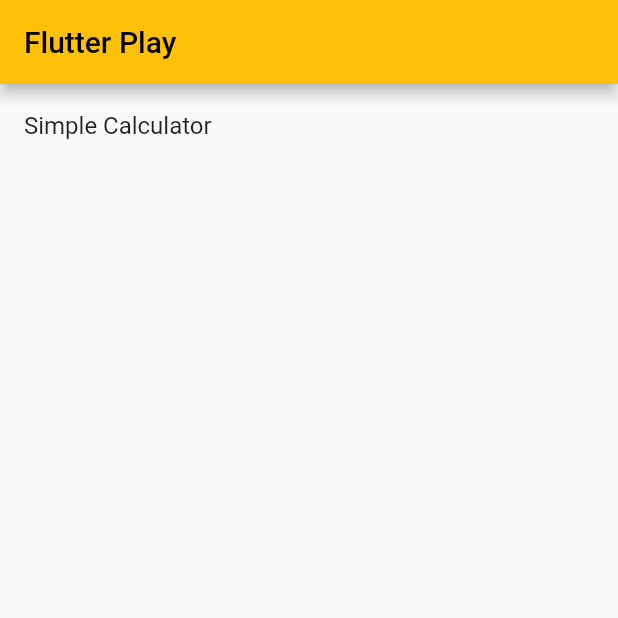
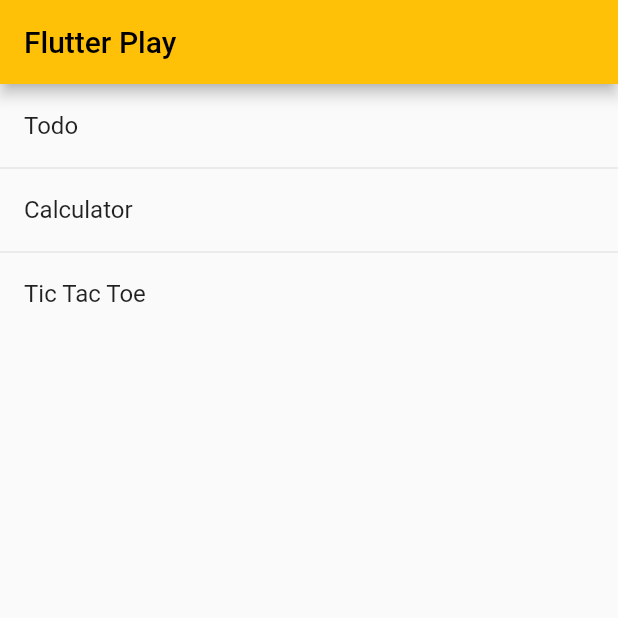
Before and after one commit to fachrihawari/flutter_play, a Flutter app: the screen it shows after launch, on a phone screen of 412 x 824 dp, the top half of it. Run offline on Flutter 3.47's test engine with Material 2 defaults, Android fonts, the light colour scheme and no system bars.

Commit message:
chore: Add few page

```diff
--- a/lib/pages/launchpad.dart
+++ b/lib/pages/launchpad.dart
@@ -3,16 +3,44 @@
 class Page {
   final String name;
   final String page;
+  final bool isAvailable;
 
-  const Page({required this.name, required this.page});
+  const Page({
+    required this.name,
+    required this.page,
+    required this.isAvailable,
+  });
 }
 
 class Launchpad extends StatelessWidget {
   const Launchpad({Key? key}) : super(key: key);
 
   final List<Page> pages = const [
-    Page(name: "Simple Calculator", page: "simple_calculator"),
+    Page(name: "Todo", page: "todo", isAvailable: false),
+    Page(name: "Calculator", page: "calculator", isAvailable: false),
+    Page(name: "Tic Tac Toe", page: "tictactoe", isAvailable: false),
   ];
+
+  void _handleItemTap(BuildContext context, Page item) {
+    if (item.isAvailable) {
+    } else {
+      showDialog(
+        context: context,
+        builder: (BuildContext context) => AlertDialog(
+          title: Text(item.name),
+          content: const Text("Coming soon!"),
+          actions: [
+            TextButton(
+              onPressed: () {
+                Navigator.of(context).pop();
+              },
+              child: const Text('OK'),
+            ),
+          ],
+        ),
+      );
+    }
+  }
 
   @override
   Widget build(BuildContext context) {
@@ -22,27 +50,12 @@
       ),
       body: ListView.separated(
         itemCount: pages.length,
-        separatorBuilder: (context, index) => const Divider(),
+        separatorBuilder: (context, index) => const Divider(height: 0),
         itemBuilder: (context, index) {
           final item = pages.elementAt(index);
 
           return ListTile(
-            onTap: () {
-              showDialog(
-                context: context,
-                builder: (BuildContext context) => AlertDialog(
-                  title: Text(item.name),
-                  actions: [
-                    TextButton(
-                      onPressed: () {
-                        Navigator.of(context).pop();
-                      },
-                      child: const Text('Close'),
-                    ),
-                  ],
-                ),
-              );
-            },
+            onTap: () => _handleItemTap(context, item),
             title: Text(item.name),
           );
         },
```
